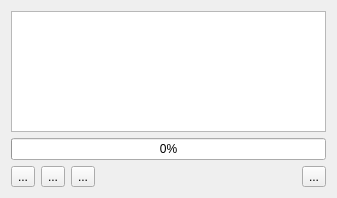
First picture: the form in ui/tapewin.ui, repository samstyle/Xpeccy, before the edit.
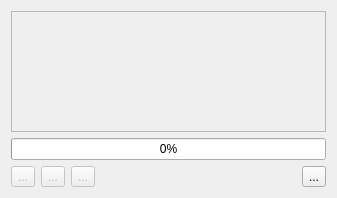
Second picture: the form after the edit. Icons and pictures are not drawn. Custom widgets are drawn as their Qt base class.

```diff
--- a/ui/tapewin.ui
+++ b/ui/tapewin.ui
@@ -20,6 +20,9 @@
   <layout class="QVBoxLayout" name="verticalLayout">
    <item>
     <widget class="xTapeCatTable" name="tapeList">
+     <property name="enabled">
+      <bool>false</bool>
+     </property>
      <property name="editTriggers">
       <set>QAbstractItemView::NoEditTriggers</set>
      </property>
@@ -57,6 +60,9 @@
     <layout class="QHBoxLayout" name="horizontalLayout">
      <item>
       <widget class="QToolButton" name="playBut">
+       <property name="enabled">
+        <bool>false</bool>
+       </property>
        <property name="text">
         <string>...</string>
        </property>
@@ -68,6 +74,9 @@
      </item>
      <item>
       <widget class="QToolButton" name="recBut">
+       <property name="enabled">
+        <bool>false</bool>
+       </property>
        <property name="text">
         <string>...</string>
        </property>
@@ -79,6 +88,9 @@
      </item>
      <item>
       <widget class="QToolButton" name="stopBut">
+       <property name="enabled">
+        <bool>false</bool>
+       </property>
        <property name="text">
         <string>...</string>
        </property>
```
